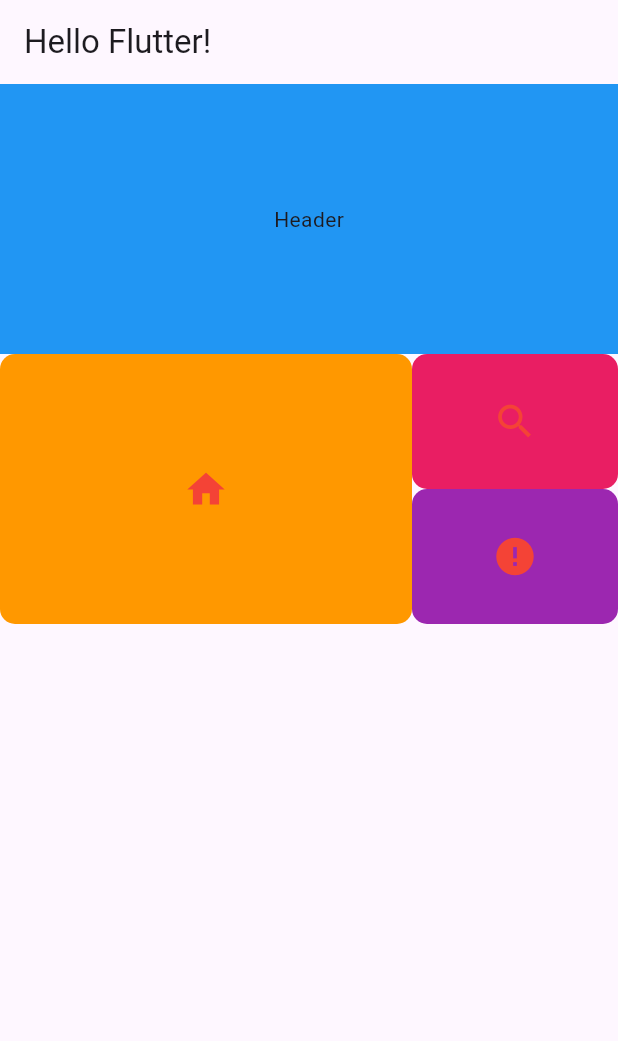
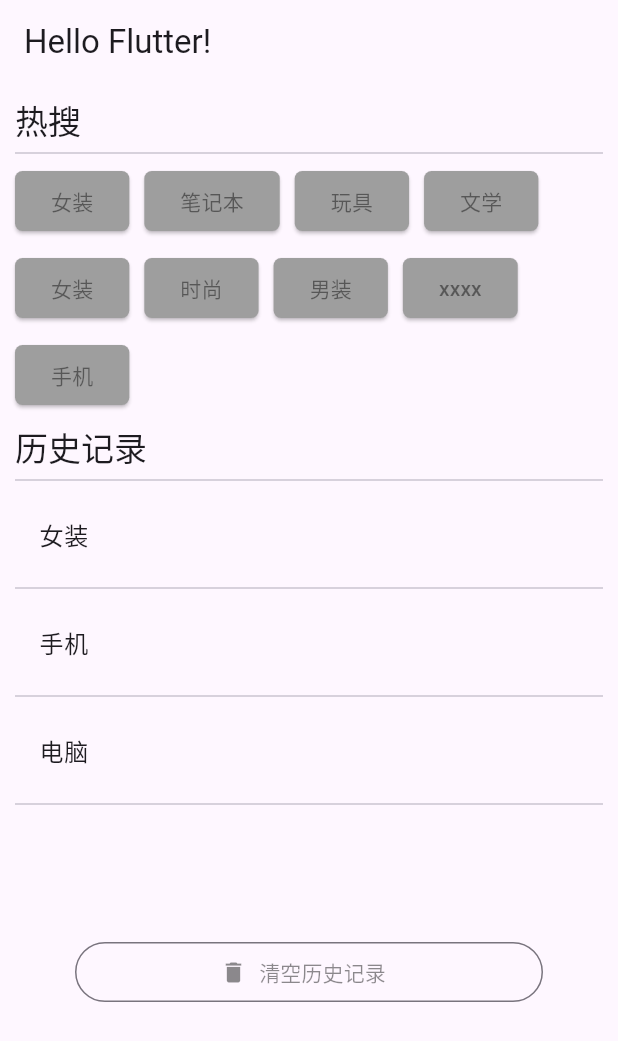
Before and after one commit to coder-zrl/flutter_demo, a Flutter app: the screen it shows after launch, on a phone screen of 412 x 824 dp. Shown: the top 1041 px of the screen. Run offline on Flutter 3.47's test engine with Material 3 defaults, Android fonts, the phone set to English and light mode, and no system bars.

Commit message:
feat: Warp 流式布局

```diff
--- /dev/null
+++ b/lib/date/flutter08_layout_warp.dart
@@ -0,0 +1,121 @@
+import 'package:flutter/material.dart';
+
+// Wrap可以实现流布局，单行的Wrap跟Row表现几乎一致，单列的Wrap则跟Column表现几乎一致。但
+// Row与Column都是单行单列的，Wrap则突破了这个限制，mainAxis上空间不足时，则向crossAxis上
+// 去扩展显示。
+class MyApp extends StatelessWidget {
+  const MyApp({super.key});
+
+  @override
+  Widget build(BuildContext context) {
+    // 一行占不下后会自动排到第二行
+    // return Padding(
+    //   padding: EdgeInsets.all(10), // 外层包一个Padding就能有间距了
+    //   child: Wrap(
+    //     alignment: WrapAlignment.center, // 默认左对齐，可以设置每一行元素居中对齐
+    //     spacing: 5, // 水平间距 *
+    //     runSpacing: 10, // 垂直间距 *
+    //     direction: Axis.vertical, // 默认水平方向，可以设置为垂直方向
+    //     children: [
+    //       Button("第1集", onPressed: () {}),
+    //       Button("第2集", onPressed: () {}),
+    //       Button("第3集", onPressed: () {}),
+    //       Button("第4集", onPressed: () {}),
+    //       Button("第5集（已完结）", onPressed: () {}),
+    //       Button("第6集", onPressed: () {}),
+    //       Button("第7集", onPressed: () {}),
+    //       Button("第8集", onPressed: () {}),
+    //       Button("第9集", onPressed: () {}),
+    //       Button("第10集", onPressed: () {}),
+    //       Button("第11集", onPressed: () {}),
+    //       Button("第12集", onPressed: () {}),
+    //       Button("第13集", onPressed: () {}),
+    //       Button("第14集", onPressed: () {}),
+    //       Button("第15集", onPressed: () {}),
+    //       Button("第16集", onPressed: () {}),
+    //       Button("第17集", onPressed: () {}),
+    //       Button("第18集", onPressed: () {}),
+    //     ],
+    //   ),
+    // );
+
+    return ListView(
+      padding: const EdgeInsets.all(10),
+      children: [
+        Row(
+          children: [Text("热搜", style: Theme.of(context).textTheme.titleLarge)],
+        ),
+        const Divider(),
+        Wrap(
+          spacing: 10,
+          runSpacing: 10,
+          children: [
+            Button("女装", onPressed: () {}),
+            Button("笔记本", onPressed: () {}),
+            Button("玩具", onPressed: () {}),
+            Button("文学", onPressed: () {}),
+            Button("女装", onPressed: () {}),
+            Button("时尚", onPressed: () {}),
+            Button("男装", onPressed: () {}),
+            Button("xxxx", onPressed: () {}),
+            Button("手机", onPressed: () {}),
+          ],
+        ),
+        const SizedBox(height: 10),
+        Row(
+          children: [
+            Text("历史记录", style: Theme.of(context).textTheme.titleLarge),
+          ],
+        ),
+        const Divider(),
+        Column(
+          children: const [
+            ListTile(title: Text("女装")),
+            Divider(),
+            ListTile(title: Text("手机")),
+            Divider(),
+            ListTile(title: Text("电脑")),
+            Divider(),
+          ],
+        ),
+        const SizedBox(height: 40),
+        Padding(
+          padding: const EdgeInsets.all(40),
+          child: OutlinedButton.icon(
+            //自适应
+            style: ButtonStyle(
+              foregroundColor: MaterialStateProperty.all(Colors.black45),
+            ),
+            onPressed: () {},
+            icon: const Icon(Icons.delete),
+            label: const Text("清空历史记录"),
+          ),
+        ),
+      ],
+    );
+  }
+}
+
+// 自定义按钮
+class Button extends StatelessWidget {
+  String text;
+  void Function()? onPressed;
+
+  // onPressed表示匿名函数，可以省略括号
+  Button(this.text, {Key? key, required this.onPressed}) : super(key: key);
+
+  @override
+  Widget build(BuildContext context) {
+    return ElevatedButton(
+      onPressed: onPressed,
+      child: Text(text),
+      style: ButtonStyle(
+        backgroundColor: MaterialStateProperty.all(Colors.grey),
+        foregroundColor: MaterialStateProperty.all(Colors.black45),
+        shape: MaterialStateProperty.all(
+          RoundedRectangleBorder(borderRadius: BorderRadius.circular(5)),
+        ),
+      ),
+    );
+  }
+}
--- a/lib/main.dart
+++ b/lib/main.dart
@@ -1,7 +1,7 @@
 // importM
 import 'package:flutter/material.dart';
 
-import 'date/flutter05_layout_flex.dart';
+import 'date/flutter08_layout_warp.dart';
 
 void main() {
   runApp(
```
